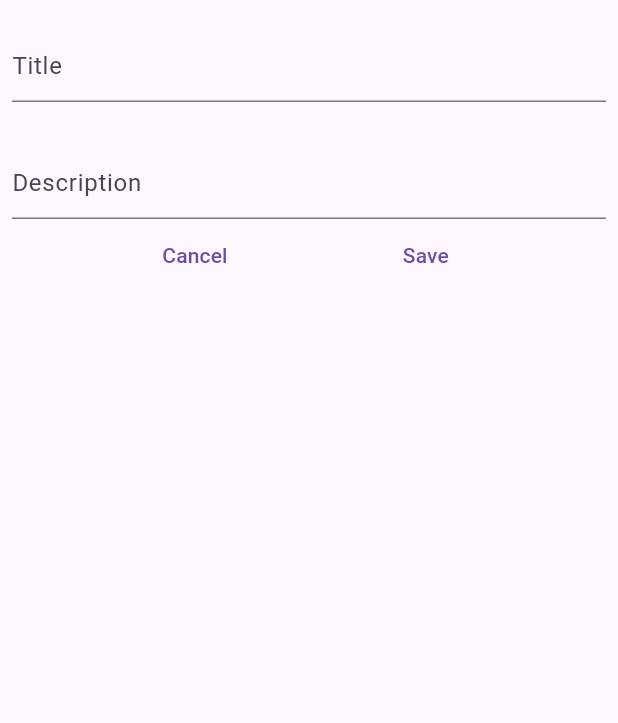
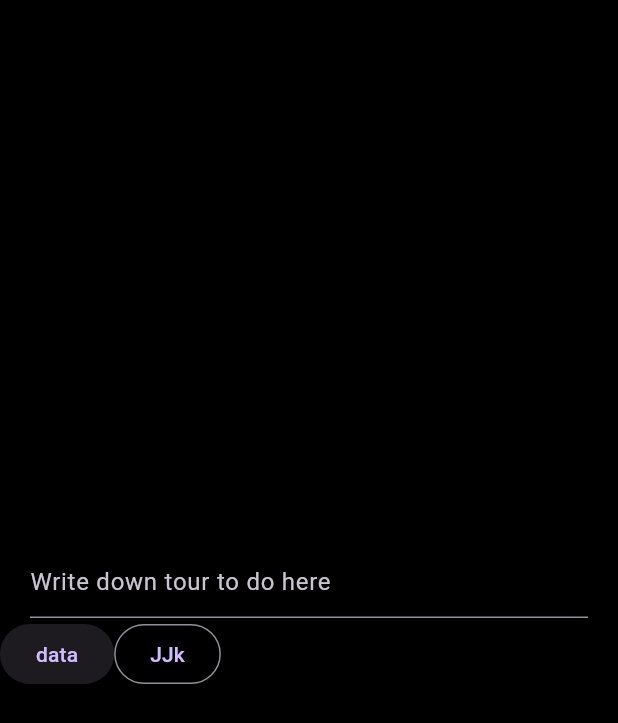
Before and after one commit to lindo001/To_do_App, a Flutter app: the screen it shows after launch, after a tap on the "add" icon, on a phone screen of 412 x 824 dp. Shown: the top 723 px of the screen. Run offline on Flutter 3.47's test engine with Material 3 defaults, Android fonts, the phone set to English and light mode, and no system bars; our stand-ins replace google_fonts, hive_flutter; accounts and stored records are empty.

Commit message:
major ui revamp

```diff
--- /dev/null
+++ b/todoapp_classic/lib/componets/customThemes.dart
@@ -0,0 +1,25 @@
+
+
+import 'package:flutter/material.dart';
+
+class CustomThemes extends ChangeNotifier{
+  bool _isLightTheme = false;
+
+  void setCurrentTheme(){
+    _isLightTheme =! _isLightTheme;
+    notifyListeners();}
+   ThemeData getCurrentTheme(){
+    return _isLightTheme?newLightTheme:newDarkTheme;}
+ThemeData newLightTheme =ThemeData(
+  brightness: Brightness.light,
+  scaffoldBackgroundColor: Colors.grey.shade300
+
+);
+ThemeData newDarkTheme =ThemeData(
+  brightness: Brightness.dark,
+  scaffoldBackgroundColor: Colors.black,
+  primaryColor: Colors.grey,
+
+
+);
+  }
--- /dev/null
+++ b/todoapp_classic/lib/componets/customWidgets.dart
@@ -0,0 +1,47 @@
+
+
+import 'package:flutter/material.dart';
+
+class Customwidgets extends StatelessWidget {
+    String todo;
+    bool isComplete =false;
+    // DateTime _time = DateTime.now();
+  Customwidgets({super.key,required this.isComplete,required this.todo});
+
+  @override
+  Widget build(BuildContext context) {
+
+    DateTime _time = DateTime.now();
+    final double _height = MediaQuery.of(context).size.height/8;
+    return GestureDetector(
+      onTap: (){},
+      child: Container(
+        height: _height,
+        margin: const EdgeInsets.only(bottom: 8),
+        padding: const EdgeInsets.symmetric(horizontal: 20),
+        decoration: BoxDecoration(
+          color: Colors.grey.shade900,
+          borderRadius: BorderRadius.circular(10)
+        ),
+        child: Row(
+          mainAxisAlignment: MainAxisAlignment.spaceBetween,
+          children: [
+            ContainerTileDetails(isComplete!, todo),
+            Text(DateTime.now().hour.toString())
+          ],
+        ),
+      ),
+    );
+  }
+
+  Row ContainerTileDetails(bool isComplete, String todo) {
+    return Row(children: [
+    isComplete? Icon(Icons.check_circle_outline,color: Colors.grey,):Icon(Icons.radio_button_unchecked,color: Colors.white,),
+    const SizedBox(width: 5),
+    Text(todo, style: TextStyle(decoration: isComplete?TextDecoration.lineThrough:TextDecoration.none,
+
+    color: isComplete?Colors.grey:Colors.white))
+
+    ],);
+  }
+}
--- a/todoapp_classic/lib/componets/zoeThemes.dart
+++ /dev/null
@@ -1,19 +0,0 @@
-
-
-import 'package:flutter/material.dart';
-
-class zoeThemes extends ChangeNotifier{
-
-  bool _amILightTheme = true;
-  //  sets
-  void setZoeTheme(){ _amILightTheme =! _amILightTheme; notifyListeners();
-  print(_amILightTheme);}
-
-  // gets
-  ThemeData getZoeTheme(){
-if (_amILightTheme){return ThemeData.light();}
-    else{return ThemeData.dark();}
-  }
-
-  IconData getZoeIcon() => _amILightTheme? Icons.light_mode: Icons.dark_mode;
-}
--- a/todoapp_classic/lib/main.dart
+++ b/todoapp_classic/lib/main.dart
@@ -3,19 +3,21 @@
 import 'package:flutter/material.dart';
 import 'package:hive_flutter/hive_flutter.dart';
 import 'package:provider/provider.dart';
-import 'package:todoapp_classic/componets/zoeTaskTracker.dart';
-import 'package:todoapp_classic/componets/zoeThemes.dart';
-import 'package:todoapp_classic/pages/homePage.dart';
-import 'package:todoapp_classic/pages/settings.dart';
+
+import 'componets/customThemes.dart';
+import 'pages/slashScreen.dart';
+// import 'package:todoapp_classic/pages/settings.dart';
 
  void main() async {
 
+  //init
   await Hive.initFlutter();
-  var myDB = await Hive.openBox('myDB');
-  runApp(MultiProvider(providers: [
-    ChangeNotifierProvider(create: (context)=> zoeThemes()),
-    ChangeNotifierProvider(create: (context)=> zoeTaskTracker()),
-  ],child: MainApp(),));
+  //open
+  final database = await Hive.openBox("todo_DB");
+runApp(MultiProvider(providers: [
+
+  ChangeNotifierProvider(create: (context)=>CustomThemes())
+],child: MainApp(),));
 }
 
 class MainApp extends StatelessWidget {
@@ -23,17 +25,11 @@ class MainApp extends StatelessWidget {
 
   @override
   Widget build(BuildContext context) {
-    final holdZoe = Provider.of<zoeThemes>(context);
+    final df = Provider.of<CustomThemes>(context);
     return MaterialApp(
-      theme: holdZoe.getZoeTheme(),
+      theme: df.getCurrentTheme(),
       debugShowCheckedModeBanner: false,
-//
-      initialRoute: homePage.id,
-      routes: {
-        homePage.id:(context) =>  homePage(),
-        // Settings.id:(context) =>  Settings(),
-        // taskModification.id:(context) =>  taskModification()
-      },
+  home: Slashscreen()
 
     );
   }
--- a/todoapp_classic/lib/pages/homePage.dart
+++ /dev/null
@@ -1,61 +0,0 @@
-import 'package:flutter/material.dart';
-import 'package:flutter/widgets.dart';
-import 'package:hive_flutter/hive_flutter.dart';
-import 'package:todoapp_classic/pages/settings.dart';
-import 'package:todoapp_classic/pages/taskmodifcation.dart';
-
-class homePage extends StatefulWidget {
-  static String id ="HomePage";
-  const homePage({super.key});
-
-  @override
-  State<homePage> createState() => _homePageState();
-}
-
-class _homePageState extends State<homePage> {
-  final hivebox = Hive.box("myDB");
-  TextEditingController controllerForTitle= TextEditingController();
-  TextEditingController controllerForDescription= TextEditingController();
-  // List placelist = [["Songs","You said you wont listen",false]];
-
-  addThis(String arg1,String arg2){
-    setState(() {
-      hivebox.add([arg1,arg2,false]);
-      // placelist.add([arg1,arg2,false]);
-      controllerForTitle.clear();
-      controllerForDescription.clear();
-    });}
-  removeThis(int arg1){
-    setState(() {
-      // placelist.removeAt(arg1);
-    });
-  }
-  clean(){
-   setState(() {
-      hivebox.clear();
-   });
-  }
-  @override
-  Widget build(BuildContext context) {
-    return Scaffold(
-      appBar: AppBar(
-        actions: [IconButton(onPressed: ()=>Navigator.of(context).push(MaterialPageRoute(builder:
-        (context)=> Settings(cleanFunction: clean))), icon: Icon(Icons.settings))],
-        title: const Text("Adventures of ToDo's"),
-        centerTitle: true,
-        ),
-      floatingActionButton: FloatingActionButton(onPressed: (){
-        Navigator.of(context).push(MaterialPageRoute(builder: (context)=>
-        taskModification(titleController: controllerForTitle, descriptionController: controllerForDescription, callThisFunction: addThis)
-        ));
-      },child: Icon(Icons.add),),
-      body: hivebox.length>0?ListView.builder(itemCount: hivebox.length,itemBuilder: (context,index)=>
-      ListTile(
-        title: Text(hivebox.getAt(index)[0]),
-        subtitle: Text(hivebox.getAt(index)[1]),
-        subtitleTextStyle: TextStyle(),
-      ),
-      ): const Center(child: Text("Looks like theres nothing here"),)
-      );
-  }
-}
--- /dev/null
+++ b/todoapp_classic/lib/pages/landingPage.dart
@@ -0,0 +1,93 @@
+import 'package:flutter/cupertino.dart';
+import 'package:flutter/material.dart';
+import 'package:flutter/widgets.dart';
+import 'package:google_fonts/google_fonts.dart';
+import 'package:todoapp_classic/componets/customWidgets.dart';
+import 'package:todoapp_classic/pages/taskCreationPage.dart';
+
+class Landingpage extends StatefulWidget {
+  const Landingpage({super.key});
+
+  @override
+  State<Landingpage> createState() => _LandingpageState();
+}
+
+
+//write
+void writeToDB(){
+
+}
+//read
+//delete
+
+
+class _LandingpageState extends State<Landingpage> {
+  TextEditingController controller = TextEditingController();
+  //NavigateTo
+void goTo(Widget WhatPage){
+  Navigator.of(context).push(MaterialPageRoute(builder: (context)=> WhatPage));
+}
+  @override
+  Widget build(BuildContext context) {
+    var _screenSize = MediaQuery.of(context).size;
+    DateTime _date = DateTime.now();
+    return  Scaffold(
+      appBar: PreferredSize(preferredSize: Size(_screenSize.width, _screenSize.height/7), child: Container(
+
+        color: Colors.blue,
+        child: Align(alignment: Alignment.topLeft,child: Padding(
+          padding: const EdgeInsets.only(top: 10.0),
+          child: Row(
+
+            mainAxisAlignment: MainAxisAlignment.spaceAround,
+            children: [
+              IconButton(onPressed: (){}, icon: Icon(Icons.arrow_back_ios)),
+              const SizedBox(width: 60),
+              Text("ToDo List", style: GoogleFonts.share(fontSize: 26,fontWeight: FontWeight.bold),),
+              const SizedBox(width: 60),
+              IconButton(onPressed: (){}, icon: Icon(Icons.more_vert))
+            ],
+          ),
+        ),),
+      )),
+      floatingActionButton: GestureDetector(
+        onTap: ()=>goTo(Taskcreationpage(title: controller, isDone: false)),
+        child: Container(
+          height: _screenSize.height/9,
+          width: _screenSize.height/9,
+          decoration: BoxDecoration(
+            color: Colors.blueAccent,
+            borderRadius: BorderRadius.circular(60)
+          ),
+          child: Icon(Icons.add,size: 40,),
+        ),
+      ),
+      body: Padding(
+        padding: const EdgeInsets.symmetric(horizontal: 10.0),
+        child: SafeArea(child: Container(
+          child: Column(
+
+            children: [
+              Expanded(flex:2,child:  Container(
+                height: 10,
+                width: _screenSize.width,
+                //  color: Colors.amber,
+              child: Column(mainAxisAlignment: MainAxisAlignment.center,
+            crossAxisAlignment: CrossAxisAlignment.start,children: [
+                Text("Today", style: GoogleFonts.share(fontSize: 19,fontWeight: FontWeight.w700),),
+                Text(_date.month.toString() + _date.day.toString() +_date.year.toString())
+
+              ],),
+              )),
+              Expanded(flex:10,
+                child: ListView.builder(itemCount: 6,itemBuilder: (context,index)=>
+                Customwidgets(todo: "todo",isComplete: true,)
+                ),
+              )
+            ],
+          ),
+        )),
+      ),
+    );
+  }
+}
--- a/todoapp_classic/lib/pages/slashScreen.dart
+++ b/todoapp_classic/lib/pages/slashScreen.dart
@@ -4,7 +4,7 @@ import 'dart:async';
 
 import 'package:flutter/material.dart';
 import 'package:google_fonts/google_fonts.dart';
-import 'package:todoapp_classic/pages/homePage.dart';
+import 'package:todoapp_classic/pages/landingPage.dart';
 
 class Slashscreen extends StatefulWidget {
   Slashscreen({super.key});
@@ -21,7 +21,7 @@ class _SlashscreenState extends State<Slashscreen> {
     super.initState();
     Timer(Duration(seconds: 3), ()=>
     Navigator.of(context).pushReplacement(MaterialPageRoute(builder: (context)=>
-    homePage()
+    Landingpage()
     ))
     );
   }
--- /dev/null
+++ b/todoapp_classic/lib/pages/taskCreationPage.dart
@@ -0,0 +1,40 @@
+
+
+import 'package:flutter/material.dart';
+
+class Taskcreationpage extends StatelessWidget {
+  final TextEditingController title;
+  final bool isDone;
+  Taskcreationpage({super.key,
+  required this.title,
+  required this.isDone
+  });
+
+  @override
+  Widget build(BuildContext context) {
+    return Scaffold(
+      body: SafeArea(
+        child: Column(
+          mainAxisAlignment: MainAxisAlignment.center,
+          crossAxisAlignment: CrossAxisAlignment.center,
+          children: [
+            Padding(
+              padding: const EdgeInsets.symmetric(horizontal:20.0),
+              child: TextField(
+                decoration: InputDecoration(
+                  hintText: "Write down tour to do here"
+                ),
+              ),
+            ),
+            Row(
+
+              children: [
+              ElevatedButton(onPressed: (){}, child: Text("data"),),
+              OutlinedButton(onPressed: (){}, child: Text("JJk"))
+            ],)
+          ],
+        ),
+      ),
+    );
+  }
+}
--- a/todoapp_classic/lib/pages/taskmodifcation.dart
+++ /dev/null
@@ -1,48 +0,0 @@
-import 'package:flutter/material.dart';
-
-class taskModification extends StatelessWidget {
-  TextEditingController titleController;
-  TextEditingController descriptionController;
-  final Function callThisFunction;
-  taskModification({
-  required this.titleController,
-  required this.descriptionController,
-  required this.callThisFunction});
-
-  @override
-  Widget build(BuildContext context) {
-    return Scaffold(
-
-      body: SingleChildScrollView(
-        child: Padding(
-          padding: const EdgeInsets.symmetric(horizontal:8.0),
-          child: Column(children: [
-            SizedBox(height: 20,),
-            TextField(controller: titleController,decoration: InputDecoration(hintText: "Title"),),
-            SizedBox(height: 30,),
-
-            TextField(controller: descriptionController,maxLines: null,decoration: InputDecoration(hintText: "Description"),),
-            Row(
-              mainAxisAlignment: MainAxisAlignment.spaceEvenly,
-              children: [
-                   TextButton(onPressed: (){
-                  titleController.clear();
-                  descriptionController.clear();
-                  Navigator.of(context).pop();
-
-                }, child: Text("Cancel")),
-                TextButton(onPressed: (){
-                 if(titleController.text.isNotEmpty && descriptionController.text.isNotEmpty){
-                   callThisFunction(titleController.text,descriptionController.text);
-                 }
-                  Navigator.of(context).pop();
-                }, child: Text("Save")),
-
-              ],
-            )
-          ],),
-        ),
-      ),
-    );
-  }
-}
```
Also changed, not shown: todoapp_classic/lib/componets/zoeTaskTile.dart (deleted, +0 -31 lines), todoapp_classic/lib/componets/zoeTaskTracker.dart (deleted, +0 -40 lines), todoapp_classic/lib/pages/settings.dart (deleted, +0 -60 lines).
